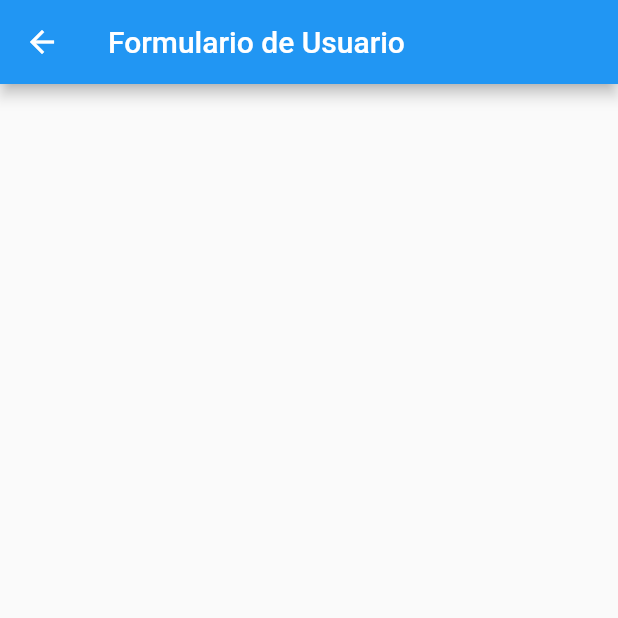
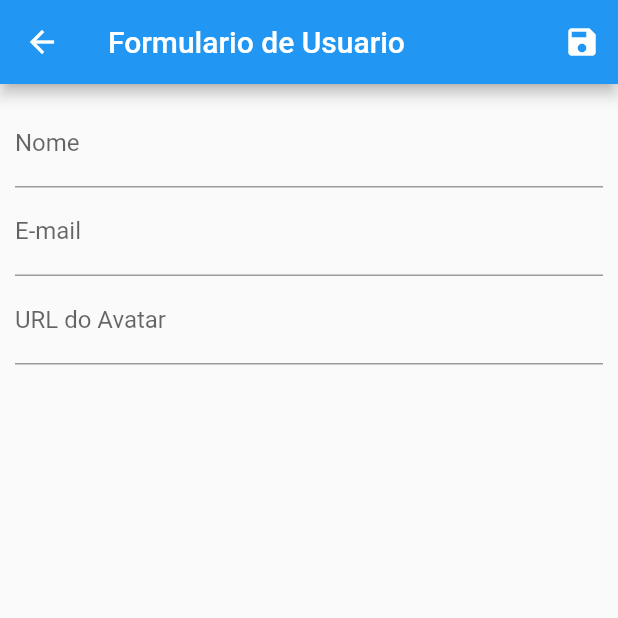
Before and after one commit to Tsilva16/cadastro, a Flutter app: the UserForm screen opened by its route, on a phone screen of 412 x 824 dp, the top half of it. Run offline on Flutter 3.47's test engine with Material 2 defaults, Android fonts, the phone set to English and light mode, and no system bars; network calls fail.

Commit message:
Add Form

```diff
--- a/lib/views/user_form.dart
+++ b/lib/views/user_form.dart
@@ -1,15 +1,58 @@
 import 'package:flutter/material.dart';
 
 class UserForm extends StatelessWidget {
-  const UserForm({ Key? key }) : super(key: key);
+  final _form = GlobalKey<FormState>();
 
   @override
   Widget build(BuildContext context) {
     return Scaffold(
       appBar: AppBar(
         title: Text('Formulario de Usuario'),
+        actions: <Widget> [
+          IconButton(
+            icon: Icon(Icons.save),
+            onPressed: () {
+              final isValid = _form.currentState!.validate();
+
+              if (isValid){
+                _form.currentState!.save();
+              Navigator.of(context).pop();
+              }
+            },
+          ),
+        ],
       ),
-
+      body: Padding(
+        padding: EdgeInsets.all(10),
+        child: Form(
+          key: _form,
+          child: Column(
+            children: <Widget>[
+              TextFormField(
+                decoration:InputDecoration(labelText:'Nome'),
+                validator: (value){
+                  if(value == null || value.trim().isEmpty){
+                    return'Ocorreu um erro';
+                  }
+                  if(value.trim().length < 5){
+                    return 'Nome muito pequeno. Minimo 5 letras';
+                  }
+                  return null;
+                },
+                onSaved: (value){
+                  print(value);
+                },
+              ),
+              TextFormField(
+                decoration:InputDecoration(labelText:'E-mail'),
+              ),
+              TextFormField(
+                decoration:InputDecoration(labelText:'URL do Avatar'),
+              ),
+            ],
+          ),
+        ),
+      ),
     );
   }
 }
--- a/lib/views/user_list.dart
+++ b/lib/views/user_list.dart
@@ -1,6 +1,7 @@
 import 'package:cadastro/components/user_tile.dart';
 
 import 'package:cadastro/provider/users.dart';
+import 'package:cadastro/routes/app_routes.dart';
 import 'package:flutter/material.dart';
 import 'package:provider/provider.dart';
 
@@ -19,7 +20,9 @@ class UserList extends StatelessWidget {
           IconButton(
             icon: Icon(Icons.add),
             onPressed: () {
-
+              Navigator.of(context).pushNamed(
+                AppRoutes.USER_FORM
+              );
             },
           ),
         ],
```
Also changed, not shown: lib/components/user_tile.dart (+7 -1 lines).
